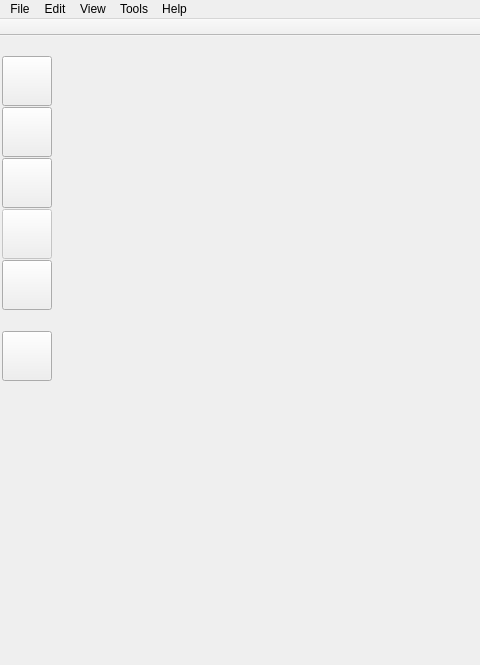
Above: ui/main_window.ui from zkovari/plotlyst before the change; both pictures show x 0 to 480 and y 0 to 665 of the 865 by 665 pixel window. Below: the same form after it.
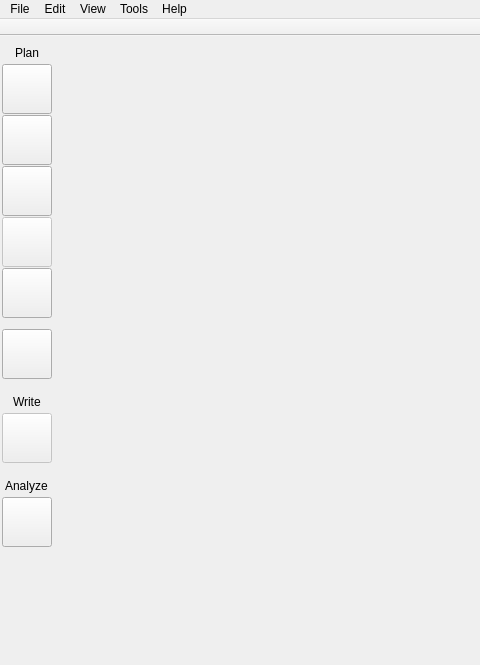
That is the form after the change. The open tabs and pages were chosen to show the change.

Commit message:
Add new reports view (#595)
* Add new reports view

* fix tests

* scroll

* remove comment

Patch:
```diff
--- a/ui/main_window.ui
+++ b/ui/main_window.ui
@@ -93,7 +93,30 @@
              <property name="sizeHint" stdset="0">
               <size>
                <width>10</width>
-               <height>20</height>
+               <height>10</height>
+              </size>
+             </property>
+            </spacer>
+           </item>
+           <item alignment="Qt::AlignHCenter">
+            <widget class="QLabel" name="lblPlan">
+             <property name="text">
+              <string>Plan</string>
+             </property>
+            </widget>
+           </item>
+           <item>
+            <spacer name="verticalSpacer_6">
+             <property name="orientation">
+              <enum>Qt::Vertical</enum>
+             </property>
+             <property name="sizeType">
+              <enum>QSizePolicy::Fixed</enum>
+             </property>
+             <property name="sizeHint" stdset="0">
+              <size>
+               <width>20</width>
+               <height>3</height>
               </size>
              </property>
             </spacer>
@@ -312,7 +335,7 @@
              <property name="sizeHint" stdset="0">
               <size>
                <width>10</width>
-               <height>20</height>
+               <height>10</height>
               </size>
              </property>
             </spacer>
@@ -357,6 +380,167 @@
              </attribute>
             </widget>
            </item>
+           <item>
+            <spacer name="verticalSpacer_4">
+             <property name="orientation">
+              <enum>Qt::Vertical</enum>
+             </property>
+             <property name="sizeType">
+              <enum>QSizePolicy::Fixed</enum>
+             </property>
+             <property name="sizeHint" stdset="0">
+              <size>
+               <width>10</width>
+               <height>15</height>
+              </size>
+             </property>
+            </spacer>
+           </item>
+           <item alignment="Qt::AlignHCenter">
+            <widget class="QLabel" name="lblWrite">
+             <property name="text">
+              <string>Write</string>
+             </property>
+            </widget>
+           </item>
+           <item>
+            <spacer name="verticalSpacer_8">
+             <property name="orientation">
+              <enum>Qt::Vertical</enum>
+             </property>
+             <property name="sizeType">
+              <enum>QSizePolicy::Fixed</enum>
+             </property>
+             <property name="sizeHint" stdset="0">
+              <size>
+               <width>20</width>
+               <height>3</height>
+              </size>
+             </property>
+            </spacer>
+           </item>
+           <item>
+            <widget class="QToolButton" name="btnManuscript">
+             <property name="enabled">
+              <bool>false</bool>
+             </property>
+             <property name="minimumSize">
+              <size>
+               <width>50</width>
+               <height>50</height>
+              </size>
+             </property>
+             <property name="maximumSize">
+              <size>
+               <width>50</width>
+               <height>50</height>
+              </size>
+             </property>
+             <property name="cursor">
+              <cursorShape>PointingHandCursor</cursorShape>
+             </property>
+             <property name="toolTip">
+              <string>Manuscript</string>
+             </property>
+             <property name="text">
+              <string/>
+             </property>
+             <property name="iconSize">
+              <size>
+               <width>32</width>
+               <height>32</height>
+              </size>
+             </property>
+             <property name="checkable">
+              <bool>true</bool>
+             </property>
+             <property name="base" stdset="0">
+              <bool>true</bool>
+             </property>
+             <attribute name="buttonGroup">
+              <string notr="true">buttonGroup</string>
+             </attribute>
+            </widget>
+           </item>
+           <item>
+            <spacer name="verticalSpacer_5">
+             <property name="orientation">
+              <enum>Qt::Vertical</enum>
+             </property>
+             <property name="sizeType">
+              <enum>QSizePolicy::Fixed</enum>
+             </property>
+             <property name="sizeHint" stdset="0">
+              <size>
+               <width>10</width>
+               <height>15</height>
+              </size>
+             </property>
+            </spacer>
+           </item>
+           <item alignment="Qt::AlignHCenter">
+            <widget class="QLabel" name="lblAnalyze">
+             <property name="text">
+              <string>Analyze</string>
+             </property>
+            </widget>
+           </item>
+           <item>
+            <spacer name="verticalSpacer_7">
+             <property name="orientation">
+              <enum>Qt::Vertical</enum>
+             </property>
+             <property name="sizeType">
+              <enum>QSizePolicy::Fixed</enum>
+             </property>
+             <property name="sizeHint" stdset="0">
+              <size>
+               <width>20</width>
+               <height>3</height>
+              </size>
+             </property>
+            </spacer>
+           </item>
+           <item>
+            <widget class="QToolButton" name="btnReports">
+             <property name="minimumSize">
+              <size>
+               <width>50</width>
+               <height>50</height>
+              </size>
+             </property>
+             <property name="maximumSize">
+              <size>
+               <width>50</width>
+               <height>50</height>
+              </size>
+             </property>
+             <property name="cursor">
+              <cursorShape>PointingHandCursor</cursorShape>
+             </property>
+             <property name="toolTip">
+              <string>Reports</string>
+             </property>
+             <property name="text">
+              <string/>
+             </property>
+             <property name="iconSize">
+              <size>
+               <width>32</width>
+               <height>32</height>
+              </size>
+             </property>
+             <property name="checkable">
+              <bool>true</bool>
+             </property>
+             <property name="base" stdset="0">
+              <bool>true</bool>
+             </property>
+             <attribute name="buttonGroup">
+              <string notr="true">buttonGroup</string>
+             </attribute>
+            </widget>
+           </item>
            <item>
             <spacer name="verticalSpacer">
              <property name="orientation">
```
Left out of the diff: 19 changed lines with no effect on the pictures. The commit also changes 10 other files.
